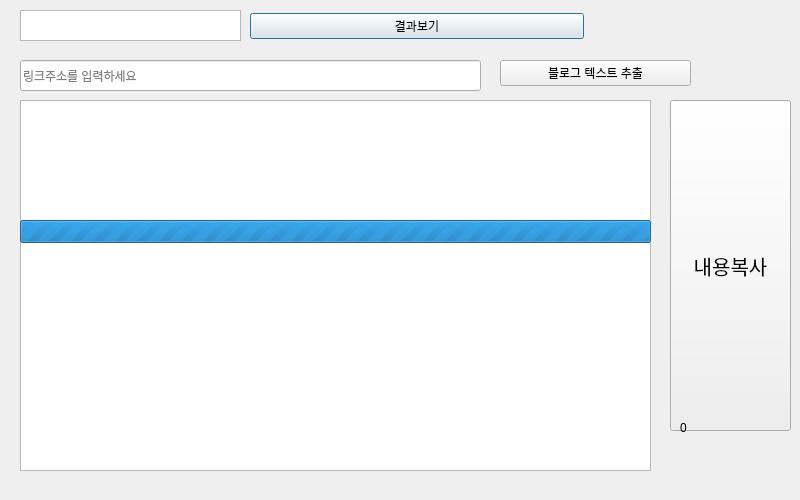
D-SeeD-kayres/makeBlog, file 1.ui: the form before one commit.
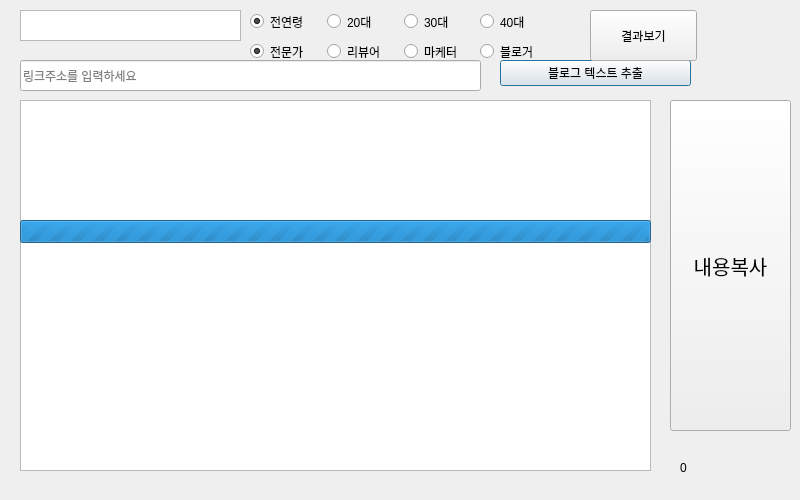
The form after the commit.

Commit message: 타겟 설정 추가

The edit to the form file:
```diff
--- a/1.ui
+++ b/1.ui
@@ -58,7 +58,7 @@
    <property name="geometry">
     <rect>
      <x>680</x>
-     <y>420</y>
+     <y>460</y>
      <width>58</width>
      <height>16</height>
     </rect>
@@ -67,29 +67,6 @@
     <string>0</string>
    </property>
   </widget>
-  <widget class="QWidget" name="layoutWidget">
-   <property name="geometry">
-    <rect>
-     <x>250</x>
-     <y>10</y>
-     <width>334</width>
-     <height>32</height>
-    </rect>
-   </property>
-   <layout class="QHBoxLayout" name="horizontalLayout_2">
-    <item>
-     <layout class="QHBoxLayout" name="horizontalLayout">
-      <item>
-       <widget class="QPushButton" name="btn">
-        <property name="text">
-         <string>결과보기</string>
-        </property>
-       </widget>
-      </item>
-     </layout>
-    </item>
-   </layout>
-  </widget>
   <widget class="QProgressBar" name="pBar">
    <property name="geometry">
     <rect>
@@ -132,6 +109,105 @@
     <string>블로그 텍스트 추출</string>
    </property>
   </widget>
+  <widget class="QWidget" name="horizontalLayoutWidget">
+   <property name="geometry">
+    <rect>
+     <x>250</x>
+     <y>10</y>
+     <width>301</width>
+     <height>23</height>
+    </rect>
+   </property>
+   <layout class="QHBoxLayout" name="horizontalLayout_3">
+    <item>
+     <widget class="QRadioButton" name="ageRadio0">
+      <property name="text">
+       <string>전연령</string>
+      </property>
+      <property name="checked">
+       <bool>true</bool>
+      </property>
+     </widget>
+    </item>
+    <item>
+     <widget class="QRadioButton" name="ageRadio1">
+      <property name="text">
+       <string>20대</string>
+      </property>
+     </widget>
+    </item>
+    <item>
+     <widget class="QRadioButton" name="ageRadio2">
+      <property name="text">
+       <string>30대</string>
+      </property>
+     </widget>
+    </item>
+    <item>
+     <widget class="QRadioButton" name="ageRadio3">
+      <property name="text">
+       <string>40대</string>
+      </property>
+     </widget>
+    </item>
+   </layout>
+  </widget>
+  <widget class="QPushButton" name="btn">
+   <property name="geometry">
+    <rect>
+     <x>590</x>
+     <y>10</y>
+     <width>107</width>
+     <height>51</height>
+    </rect>
+   </property>
+   <property name="text">
+    <string>결과보기</string>
+   </property>
+  </widget>
+  <widget class="QWidget" name="horizontalLayoutWidget_2">
+   <property name="geometry">
+    <rect>
+     <x>250</x>
+     <y>40</y>
+     <width>301</width>
+     <height>23</height>
+    </rect>
+   </property>
+   <layout class="QHBoxLayout" name="horizontalLayout_4">
+    <item>
+     <widget class="QRadioButton" name="jobRadio0">
+      <property name="text">
+       <string>전문가</string>
+      </property>
+      <property name="checked">
+       <bool>true</bool>
+      </property>
+     </widget>
+    </item>
+    <item>
+     <widget class="QRadioButton" name="jobRadio1">
+      <property name="text">
+       <string>리뷰어</string>
+      </property>
+     </widget>
+    </item>
+    <item>
+     <widget class="QRadioButton" name="jobRadio2">
+      <property name="text">
+       <string>마케터</string>
+      </property>
+     </widget>
+    </item>
+    <item>
+     <widget class="QRadioButton" name="jobRadio3">
+      <property name="text">
+       <string>블로거</string>
+      </property>
+     </widget>
+    </item>
+   </layout>
+  </widget>
  </widget>
  <resources/>
  <connections/>
```
The commit also changes 1 other file.
